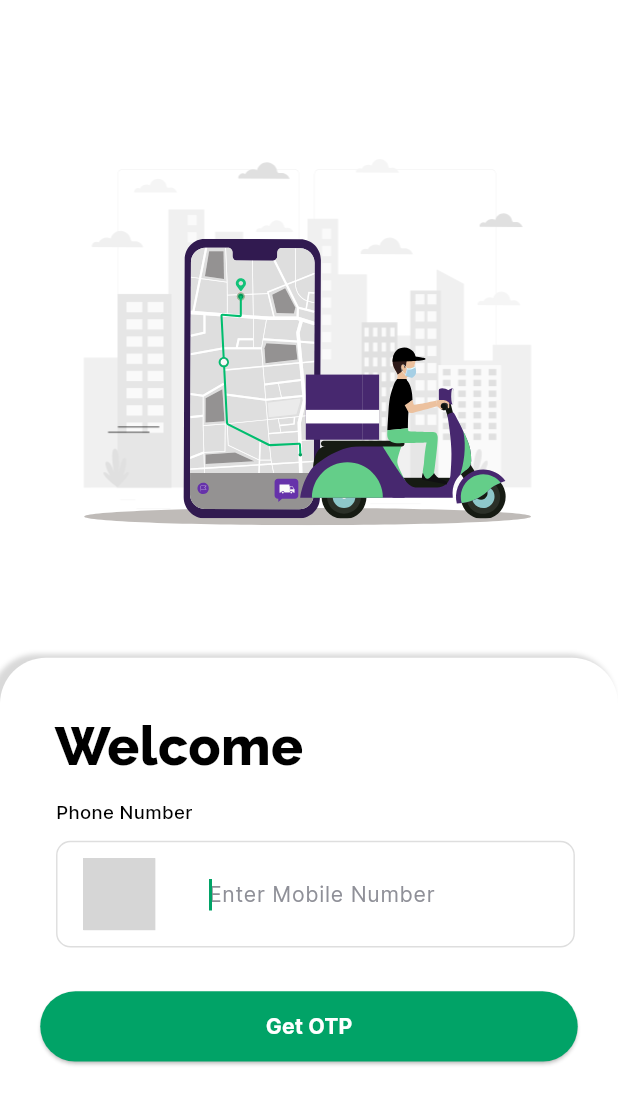
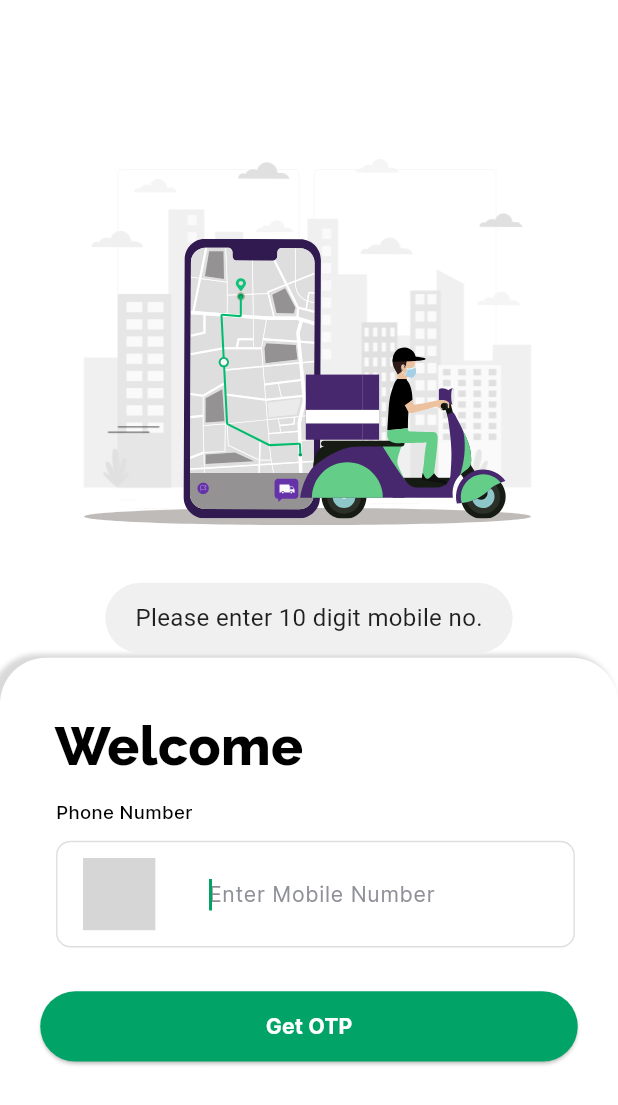
Before and after one commit to rajdeep603/movemint_user, a Flutter app: the screen it shows after launch, after a tap on "Get OTP", on a phone screen of 412 x 824 dp. Shown: the top 1105 px of the screen. Run offline on Flutter 3.47's test engine with Material 3 defaults, Android fonts, the light colour scheme and no system bars; our stand-ins replace cached_network_image, connectivity_plus, dio, firebase_auth, firebase_core, flutter_dotenv and 10 more; missing offline and left inert: another_stepper, country_pickers; accounts and stored records are empty; grey boxes are pictures that could not be loaded.

Commit message:
login registration

```diff
--- a/lib/domain/models/sign_in_model/sign_in_request_model.dart
+++ b/lib/domain/models/sign_in_model/sign_in_request_model.dart
@@ -1,5 +1,5 @@
-class SignInModel {
-  SignInModel({
+class SignInRequestModel {
+  SignInRequestModel({
     required this.phoneNo,
     required this.role,
   });
@@ -7,7 +7,7 @@ class SignInModel {
   String phoneNo;
   String role;
 
-  factory SignInModel.fromMap(Map<String, dynamic> json) => SignInModel(
+  factory SignInRequestModel.fromMap(Map<String, dynamic> json) => SignInRequestModel(
         phoneNo: json['phoneNo'] ?? '',
         role: json['role'] ?? '',
       );
--- a/lib/domain/providers/user_provider.dart
+++ b/lib/domain/providers/user_provider.dart
@@ -1,3 +1,7 @@
 import 'package:flutter/cupertino.dart';
 
-class UserProvider extends ChangeNotifier {}
+import '../models/sign_in_model/sign_in_response_model.dart';
+
+class UserProvider extends ChangeNotifier {
+  SignInResponseModel? userModel;
+}
--- a/lib/domain/services/api_services.dart
+++ b/lib/domain/services/api_services.dart
@@ -11,7 +11,7 @@ class ApiServices {
     return LocalStorage.getToken();
   }
 
-  Future<CustomResponse> signIn(SignInModel signInModel) async {
+  Future<CustomResponse> signIn(SignInRequestModel signInModel) async {
     try {
       final CustomResponse customResponse = await ApiCalling().callApi(
           apiTypes: ApiTypes.post, url: AppUrls.signIn, data: signInModel.toMap());
--- a/lib/presentation/login_screen/login_screen.dart
+++ b/lib/presentation/login_screen/login_screen.dart
@@ -24,7 +24,7 @@ class LoginScreen extends StatefulWidget {
 }
 
 class LoginScreenState extends State<LoginScreen> {
-  GlobalKey<FormState> _formKey = GlobalKey<FormState>();
+
 
   @override
   void initState() {
@@ -42,7 +42,7 @@ class LoginScreenState extends State<LoginScreen> {
         extendBody: true,
         // resizeToAvoidBottomInset: false,
         body: Form(
-          key: _formKey,
+          key:provider.formKey,
           child: SizedBox(
             width: double.maxFinite,
             child: Column(
--- a/lib/presentation/login_screen/provider/login_provider.dart
+++ b/lib/presentation/login_screen/provider/login_provider.dart
@@ -4,6 +4,7 @@ import 'package:firebase_auth/firebase_auth.dart';
 import 'package:flutter/material.dart';
 
 import '../../../core/app_export.dart';
+import '../../../core/utils/toast_helper.dart';
 import '../../otp_verification_screen/models/otp_verification_model.dart';
 
 class LoginProvider extends ChangeNotifier {
@@ -12,8 +13,14 @@ class LoginProvider extends ChangeNotifier {
   bool isLoading = false;
 
   Country selectedCountry = CountryPickerUtils.getCountryByPhoneCode('91');
+  GlobalKey<FormState> formKey = GlobalKey<FormState>();
 
   Future<void> onGetOTPClickEvent() async {
+    if (formKey.currentState?.validate() ?? false) {
+      if (phoneNumberController.text.trim().length != 10) {
+        ToastHelper.showToast('Please enter 10 digit mobile no.');
+        return;
+      }
       try {
         isLoading = true;
         notifyListeners();
@@ -45,6 +52,7 @@ class LoginProvider extends ChangeNotifier {
         Logger.logError(e);
       }
     }
+  }
 
   @override
   void dispose() {
--- a/lib/presentation/otp_verification_screen/provider/otp_verification_provider.dart
+++ b/lib/presentation/otp_verification_screen/provider/otp_verification_provider.dart
@@ -5,6 +5,7 @@ import '../../../core/app_export.dart';
 import '../../../core/utils/toast_helper.dart';
 import '../../../domain/models/sign_in_model/sign_in_request_model.dart';
 import '../../../domain/models/sign_in_model/sign_in_response_model.dart';
+import '../../../domain/providers/user_provider.dart';
 import '../../../domain/services/api_services.dart';
 import '../../../domain/services/common_api_call.dart';
 import '../../register_screen/models/register_screen_route_model.dart';
@@ -70,8 +71,8 @@ class OtpVerificationProvider extends ChangeNotifier {
 
   Future<void> _signInUser() async {
     try {
-      final SignInModel signInModel =
-          SignInModel(phoneNo: routeModel.mobileNo, role: 'user');
+      final SignInRequestModel signInModel =
+          SignInRequestModel(phoneNo: routeModel.mobileNo, role: 'user');
       final CustomResponse customResponse =
           await ApiServices().signIn(signInModel);
       if (customResponse.response == null || customResponse.statusCode != 200) {
@@ -81,6 +82,7 @@ class OtpVerificationProvider extends ChangeNotifier {
       //TODO: save in local storage
       final SignInResponseModel signInResponseModel =
           SignInResponseModel.fromMap(customResponse.response?.data);
+      _screenContext.read<UserProvider>().userModel = signInResponseModel;
       NavigatorService.pushNamedAndRemoveUntil(AppRoutes.packerHomePage);
     } on Exception catch (e) {
       ToastHelper.somethingWentWrong();
--- a/lib/presentation/register_screen/provider/register_provider.dart
+++ b/lib/presentation/register_screen/provider/register_provider.dart
@@ -4,6 +4,7 @@ import '../../../core/utils/toast_helper.dart';
 import '../../../domain/models/sign_in_model/sign_in_request_model.dart';
 import '../../../domain/models/sign_in_model/sign_in_response_model.dart';
 import '../../../domain/models/sign_up_model.dart';
+import '../../../domain/providers/user_provider.dart';
 import '../../../domain/services/api_services.dart';
 import '../../../domain/services/common_api_call.dart';
 import '../models/register_screen_route_model.dart';
@@ -69,8 +70,8 @@ class RegisterProvider extends ChangeNotifier {
 
   Future<void> _signInUser() async {
     try {
-      final SignInModel signInModel =
-          SignInModel(phoneNo: routeModel.mobileNo, role: 'user');
+      final SignInRequestModel signInModel =
+          SignInRequestModel(phoneNo: routeModel.mobileNo, role: 'user');
       final CustomResponse customResponse =
           await ApiServices().signIn(signInModel);
       if (customResponse.response == null || customResponse.statusCode != 200) {
@@ -80,6 +81,7 @@ class RegisterProvider extends ChangeNotifier {
       //TODO: save in local storage
       final SignInResponseModel signInResponseModel =
           SignInResponseModel.fromMap(customResponse.response?.data);
+      _screenContext.read<UserProvider>().userModel = signInResponseModel;
       NavigatorService.pushNamedAndRemoveUntil(AppRoutes.packerHomePage);
     } on Exception catch (e) {
       ToastHelper.somethingWentWrong();
```
Also changed, not shown: lib/widgets/custom_user_detail_text_fields.dart (+6 -6 lines). Lines whose indentation alone changed are shown as unchanged.
